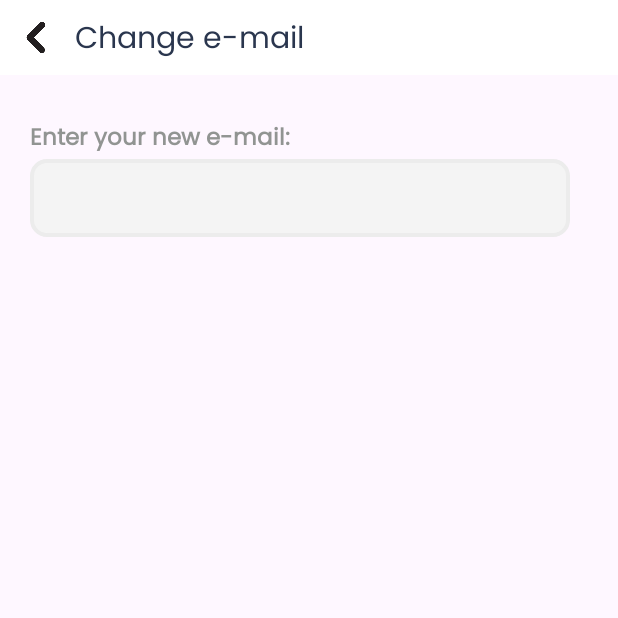
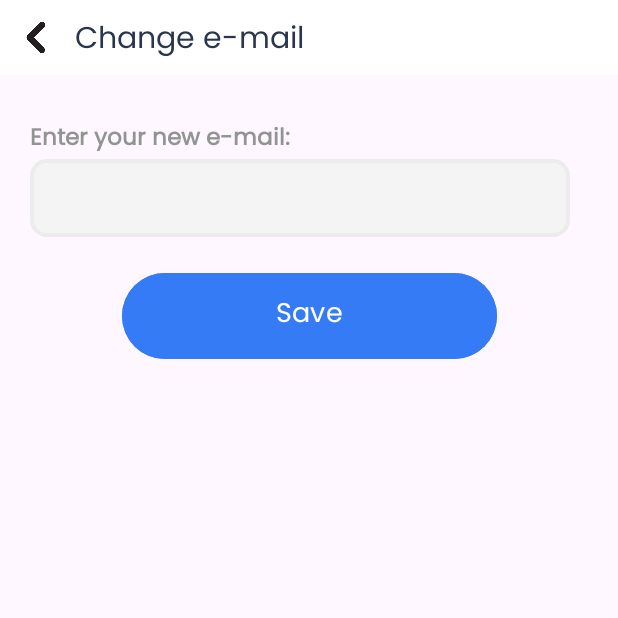
Before and after one commit to cngpc43/Android-Dating-App, an Android app: the email_change screen opened directly, with no data from a screen before it, on a phone screen of 412 x 824 dp, the top half of it. Run offline under Robolectric (Android 15) with nearby library versions, the light colour scheme and no system bars; our stand-ins replace sdp/ssp sizes.

Commit message:
refine UI

```diff
--- a/app/src/main/res/layout/activity_email_change.xml
+++ b/app/src/main/res/layout/activity_email_change.xml
@@ -27,6 +27,7 @@
             android:layout_width="match_parent"
             android:layout_height="wrap_content"
             android:layout_gravity="center_vertical"
+            android:id="@+id/title"
             android:fontFamily="@font/poppins_bold"
             android:paddingTop="5dp"
             android:text="Change e-mail"
@@ -57,6 +58,20 @@
         app:layout_constraintTop_toBottomOf="@id/email"
         app:layout_constraintLeft_toLeftOf="@id/email" />
 
+    <com.google.android.material.button.MaterialButton
+        android:id="@+id/confirm_button"
+        android:layout_width="250dp"
+        android:layout_height="65dp"
+        android:layout_marginTop="20dp"
+        android:backgroundTint="@color/primary"
+        android:gravity="center"
+        android:text="Save"
+        android:textSize="18sp"
+        app:layout_constraintEnd_toEndOf="parent"
+        app:layout_constraintStart_toStartOf="parent"
+        app:layout_constraintTop_toBottomOf="@+id/etEmail"
+        app:layout_constraintLeft_toLeftOf="parent"
+        app:layout_constraintRight_toRightOf="parent"/>
 
 
 </androidx.constraintlayout.widget.ConstraintLayout>
```
